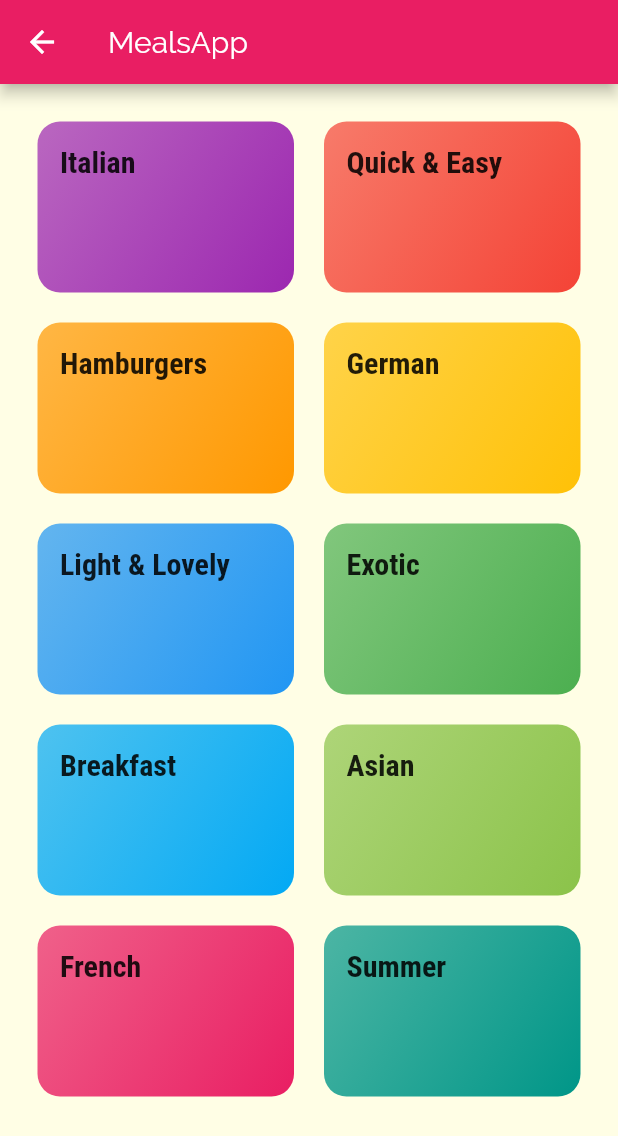
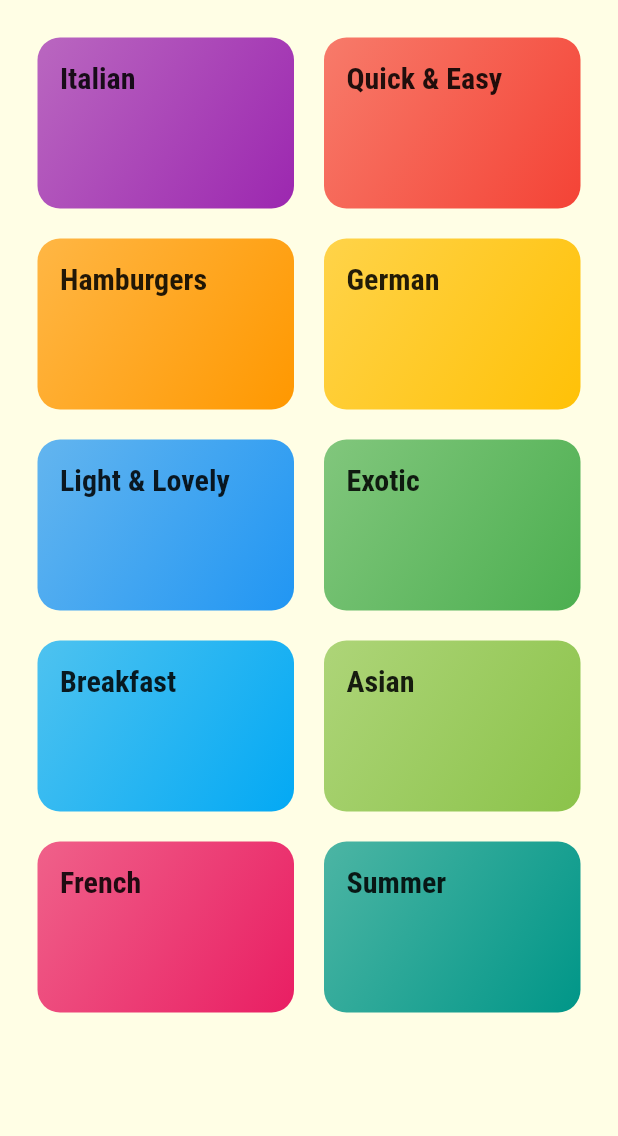
Before and after one commit to terminal-guy/Meals_App, a Flutter app: the CategoriesScreen widget shown alone on an empty page, opened directly, on a phone screen of 412 x 824 dp. Shown: the top 1136 px of the screen. Run offline on Flutter 3.47's test engine with Material 2 defaults, Android fonts, the phone set to English and light mode, and no system bars.

Commit message:
Removing scaffold from the file cuz it can't have a scaffold due to tabbar scaffold is controlled by itself

```diff
--- a/lib/screens/categories_screen.dart
+++ b/lib/screens/categories_screen.dart
@@ -6,9 +6,7 @@ import '../widgets/category_item.dart';
 class CategoriesScreen extends StatelessWidget {
   @override
   Widget build(BuildContext context) {
-    return Scaffold(
-      appBar: AppBar(title: const Text('MealsApp')),
-      body: GridView(
+    return GridView(
       padding: const EdgeInsets.all(25),
       gridDelegate: SliverGridDelegateWithMaxCrossAxisExtent(
         maxCrossAxisExtent: 200,
@@ -22,7 +20,7 @@ class CategoriesScreen extends StatelessWidget {
                 catData.title,
                 catData.color,
               ))
-              .toList()),
+          .toList(),
     );
     // Mapping DUMMY_CATEGORIES to the children of CategoriesScreen
   }
```
Lines whose indentation alone changed are shown as unchanged.
